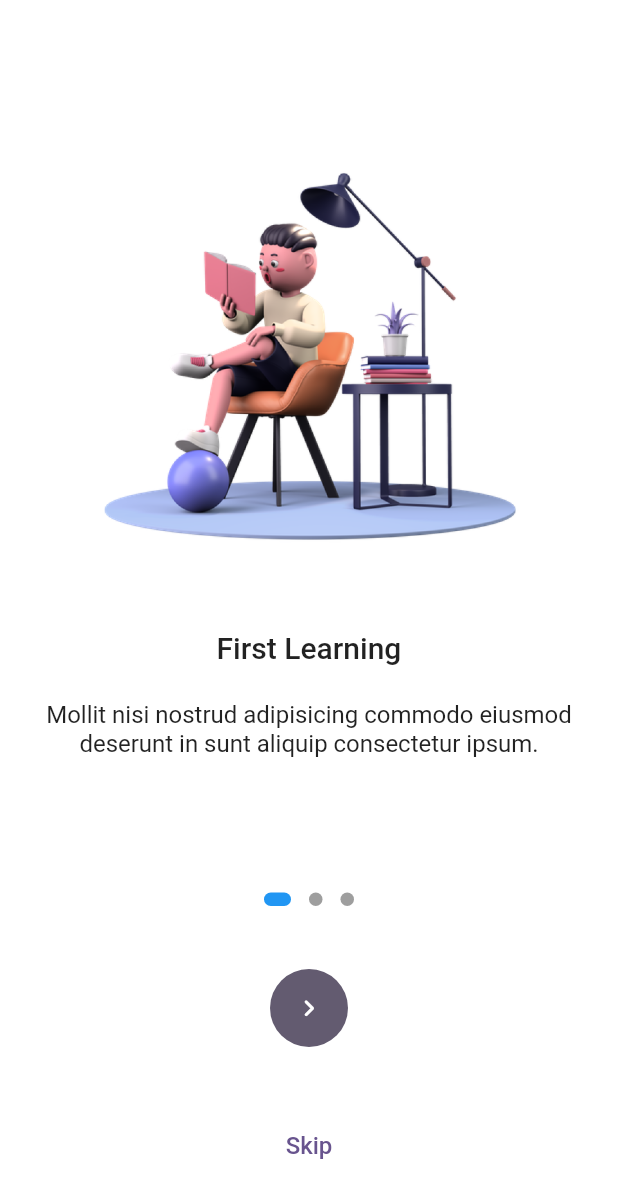
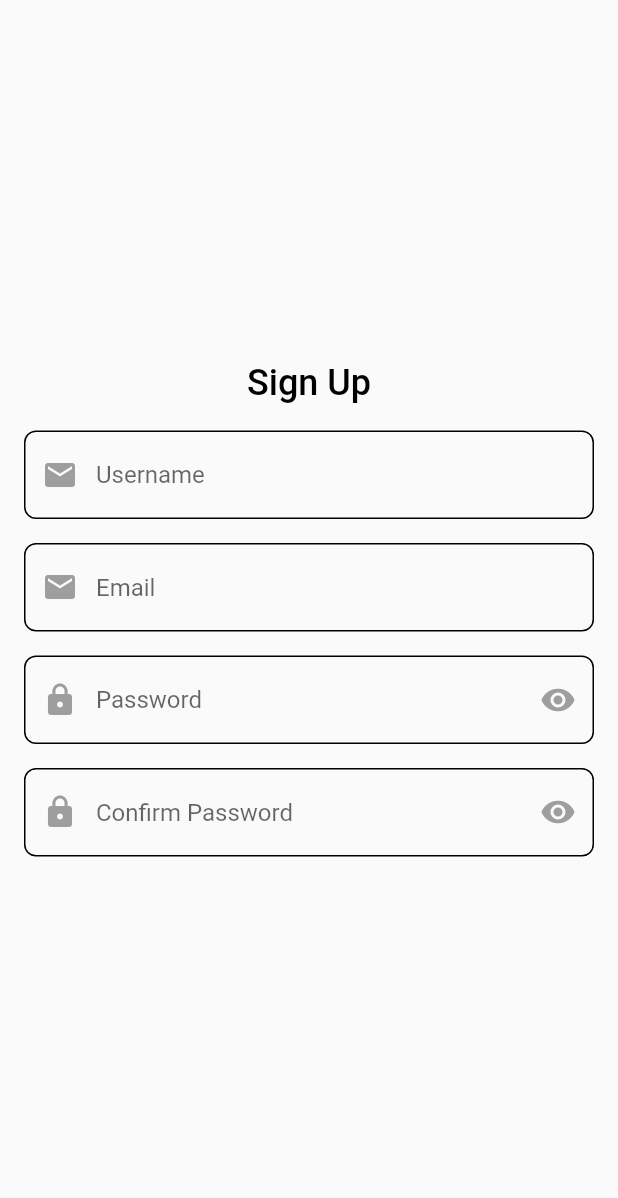
Before and after one commit to ritikprajapat/Flutter_Bloc_Learning_App, a Flutter app: the screen it shows after launch, on a phone screen of 412 x 824 dp. Shown: the top 1198 px of the screen. Run offline on Flutter 3.47's test engine with Material 3 defaults, Android fonts, the phone set to English and light mode, and no system bars; drawn by our look-alikes of dots_indicator; our stand-ins replace bloc, cloud_firestore, flutter_bloc; accounts and stored records are empty; Roboto replaces fonts that are missing (Montserrat).

```diff
--- a/lib/main.dart
+++ b/lib/main.dart
@@ -1,33 +1,3 @@
-import 'package:flutter/material.dart';
-import 'package:flutter_bloc/flutter_bloc.dart';
-import 'package:flutter_screenutil/flutter_screenutil.dart';
+import 'src/app/app.dart';
 
-import 'src/modules/module.dart';
-
-void main() {
-  runApp(const MyApp());
-}
-
-class MyApp extends StatelessWidget {
-  const MyApp({super.key});
-
-  @override
-  Widget build(BuildContext context) {
-    return BlocProvider(
-      create: (context) => OnboardingBloc(),
-      child: ScreenUtilInit(
-        builder: (context, child) => MaterialApp(
-          title: 'Flutter Demo',
-          debugShowCheckedModeBanner: false,
-          theme: ThemeData(
-            colorScheme: ColorScheme.fromSeed(
-              seedColor: Colors.deepPurple,
-            ),
-            useMaterial3: false,
-          ),
-          home: SplashView(),
-        ),
-      ),
-    );
-  }
-}
+void main() => runApp(const App());
--- /dev/null
+++ b/lib/src/app/app.dart
@@ -0,0 +1,39 @@
+import 'package:flutter/material.dart';
+import 'package:flutter_bloc/flutter_bloc.dart';
+import 'package:learning_app/src/modules/auth/signup/view/sign_up_view.dart';
+
+import '../modules/module.dart';
+
+export 'package:flutter/material.dart';
+export 'package:flutter_bloc/flutter_bloc.dart';
+export '../modules/module.dart';
+export '../core/core.dart';
+
+class App extends StatelessWidget {
+  const App({super.key});
+
+  @override
+  Widget build(BuildContext context) {
+    return BlocProvider(
+      create: (context) => OnboardingBloc(),
+      child: MaterialApp(
+        title: 'Learning App',
+        debugShowCheckedModeBanner: false,
+        theme: ThemeData(
+          appBarTheme: AppBarTheme(
+            elevation: 0,
+            backgroundColor: Colors.white,
+          ),
+          colorScheme: ColorScheme.fromSeed(
+            seedColor: Colors.deepPurple,
+          ),
+          useMaterial3: false,
+        ),
+        home: SignUpView(),
+        routes: {
+          "loginView": (context) => LoginView(),
+        },
+      ),
+    );
+  }
+}
--- /dev/null
+++ b/lib/src/core/core.dart
@@ -0,0 +1,3 @@
+export 'utils/util.dart';
+export 'themes/theme.dart';
+export 'widgets/widget.dart';
--- a/lib/src/core/themes/app_styles.dart
+++ b/lib/src/core/themes/app_styles.dart
@@ -504,129 +504,129 @@ extension CustomStyles on TextTheme {
       );
 
   TextStyle get tsBlackRegular10 => TextStyle(
-        // color: AppColors.black,
+        color: Colors.black,
         fontFamily: AppTheme.fontFamily,
         fontWeight: FontWeight.w400,
         fontSize: 10,
       );
   TextStyle get tsBlackRegular12 => TextStyle(
-        // color: AppColors.black,
+        color: Colors.black,
         fontFamily: AppTheme.fontFamily,
         fontWeight: FontWeight.w400,
         fontSize: 12,
       );
   TextStyle get tsBlackRegular14 => TextStyle(
-        // color: AppColors.black,
+        color: Colors.black,
         fontFamily: AppTheme.fontFamily,
         fontWeight: FontWeight.w400,
         fontSize: 14,
       );
   TextStyle get tsBlackRegular16 => TextStyle(
-        // color: AppColors.black,
+        color: Colors.black,
         fontFamily: AppTheme.fontFamily,
         fontWeight: FontWeight.w400,
         fontSize: 16,
       );
   TextStyle get tsBlackRegular18 => TextStyle(
-        // color: AppColors.black,
+        color: Colors.black,
         fontFamily: AppTheme.fontFamily,
         fontWeight: FontWeight.w400,
         fontSize: 18,
       );
   TextStyle get tsBlackRegular20 => TextStyle(
-        // color: AppColors.black,
+        color: Colors.black,
         fontFamily: AppTheme.fontFamily,
         fontWeight: FontWeight.w400,
         fontSize: 20,
       );
   TextStyle get tsBlackRegular24 => TextStyle(
-        // color: AppColors.black,
+        color: Colors.black,
         fontFamily: AppTheme.fontFamily,
         fontWeight: FontWeight.w400,
         fontSize: 24,
       );
 
   TextStyle get tsBlackMedium10 => TextStyle(
-        // color: AppColors.black,
+        color: Colors.black,
         fontFamily: AppTheme.fontFamily,
         fontWeight: FontWeight.w500,
         fontSize: 10,
       );
   TextStyle get tsBlackMedium12 => TextStyle(
-        // color: AppColors.black,
+        color: Colors.black,
         fontFamily: AppTheme.fontFamily,
         fontWeight: FontWeight.w500,
         fontSize: 12,
       );
   TextStyle get tsBlackMedium14 => TextStyle(
-        // color: AppColors.black,
+        color: Colors.black,
         fontFamily: AppTheme.fontFamily,
         fontWeight: FontWeight.w500,
         fontSize: 14,
       );
   TextStyle get tsBlackMedium16 => TextStyle(
-        // color: AppColors.black,
+        color: Colors.black,
         fontFamily: AppTheme.fontFamily,
         fontWeight: FontWeight.w500,
         fontSize: 16,
       );
   TextStyle get tsBlackMedium18 => TextStyle(
-        // color: AppColors.black,
+        color: Colors.black,
         fontFamily: AppTheme.fontFamily,
         fontWeight: FontWeight.w500,
         fontSize: 18,
       );
   TextStyle get tsBlackMedium20 => TextStyle(
-        // color: AppColors.black,
+        color: Colors.black,
         fontFamily: AppTheme.fontFamily,
         fontWeight: FontWeight.w500,
         fontSize: 20,
       );
   TextStyle get tsBlackMedium24 => TextStyle(
-        // color: AppColors.black,
+        color: Colors.black,
         fontFamily: AppTheme.fontFamily,
         fontWeight: FontWeight.w500,
         fontSize: 24,
       );
 
   TextStyle get tsBlackSemiBold10 => TextStyle(
-        // color: AppColors.black,
+        color: Colors.black,
         fontFamily: AppTheme.fontFamily,
         fontWeight: FontWeight.w600,
         fontSize: 10,
       );
   TextStyle get tsBlackSemiBold12 => TextStyle(
-        // color: AppColors.black,
+        color: Colors.black,
         fontFamily: AppTheme.fontFamily,
         fontWeight: FontWeight.w600,
         fontSize: 12,
       );
   TextStyle get tsBlackSemiBold14 => TextStyle(
-        // color: AppColors.black,
+        color: Colors.black,
         fontFamily: AppTheme.fontFamily,
         fontWeight: FontWeight.w600,
         fontSize: 14,
       );
   TextStyle get tsBlackSemiBold16 => TextStyle(
-        // color: AppColors.black,
+        color: Colors.black,
         fontFamily: AppTheme.fontFamily,
         fontWeight: FontWeight.w600,
         fontSize: 16,
       );
   TextStyle get tsBlackSemiBold18 => TextStyle(
-        // color: AppColors.black,
+        color: Colors.black,
         fontFamily: AppTheme.fontFamily,
         fontWeight: FontWeight.w600,
         fontSize: 18,
       );
   TextStyle get tsBlackSemiBold20 => TextStyle(
-        // color: AppColors.black,
+        color: Colors.black,
         fontFamily: AppTheme.fontFamily,
         fontWeight: FontWeight.w600,
         fontSize: 20,
       );
   TextStyle get tsBlackSemiBold24 => TextStyle(
-        // color: AppColors.black,
+        color: Colors.black,
         fontFamily: AppTheme.fontFamily,
         fontWeight: FontWeight.w600,
         fontSize: 24,
@@ -1154,129 +1154,129 @@ class AppStyles {
   );
 
   static TextStyle tsBlackRegular10 = TextStyle(
-    // color: AppColors.black,
+    color: Colors.black,
     fontFamily: AppTheme.fontFamily,
     fontWeight: FontWeight.w400,
     fontSize: 10,
   );
   static TextStyle tsBlackRegular12 = TextStyle(
-    // color: AppColors.black,
+    color: Colors.black,
     fontFamily: AppTheme.fontFamily,
     fontWeight: FontWeight.w400,
     fontSize: 12,
   );
   static TextStyle tsBlackRegular14 = TextStyle(
-    // color: AppColors.black,
+    color: Colors.black,
     fontFamily: AppTheme.fontFamily,
     fontWeight: FontWeight.w400,
     fontSize: 14,
   );
   static TextStyle tsBlackRegular16 = TextStyle(
-    // color: AppColors.black,
+    color: Colors.black,
     fontFamily: AppTheme.fontFamily,
     fontWeight: FontWeight.w400,
     fontSize: 16,
   );
   static TextStyle tsBlackRegular18 = TextStyle(
-    // color: AppColors.black,
+    color: Colors.black,
     fontFamily: AppTheme.fontFamily,
     fontWeight: FontWeight.w400,
     fontSize: 18,
   );
   static TextStyle tsBlackRegular20 = TextStyle(
-    // color: AppColors.black,
+    color: Colors.black,
     fontFamily: AppTheme.fontFamily,
     fontWeight: FontWeight.w400,
     fontSize: 20,
   );
   static TextStyle tsBlackRegular24 = TextStyle(
-    // color: AppColors.black,
+    color: Colors.black,
     fontFamily: AppTheme.fontFamily,
     fontWeight: FontWeight.w400,
     fontSize: 24,
   );
 
   static TextStyle tsBlackMedium10 = TextStyle(
-    // color: AppColors.black,
+    color: Colors.black,
     fontFamily: AppTheme.fontFamily,
     fontWeight: FontWeight.w500,
     fontSize: 10,
   );
   static TextStyle tsBlackMedium12 = TextStyle(
-    // color: AppColors.black,
+    color: Colors.black,
     fontFamily: AppTheme.fontFamily,
     fontWeight: FontWeight.w500,
     fontSize: 12,
   );
   static TextStyle tsBlackMedium14 = TextStyle(
-    // color: AppColors.black,
+    color: Colors.black,
     fontFamily: AppTheme.fontFamily,
     fontWeight: FontWeight.w500,
     fontSize: 14,
   );
   static TextStyle tsBlackMedium16 = TextStyle(
-    // color: AppColors.black,
+    color: Colors.black,
     fontFamily: AppTheme.fontFamily,
     fontWeight: FontWeight.w500,
     fontSize: 16,
   );
   static TextStyle tsBlackMedium18 = TextStyle(
-    // color: AppColors.black,
+    color: Colors.black,
     fontFamily: AppTheme.fontFamily,
     fontWeight: FontWeight.w500,
     fontSize: 18,
   );
   static TextStyle tsBlackMedium20 = TextStyle(
-    // color: AppColors.black,
+    color: Colors.black,
     fontFamily: AppTheme.fontFamily,
     fontWeight: FontWeight.w500,
     fontSize: 20,
   );
   static TextStyle tsBlackMedium24 = TextStyle(
-    // color: AppColors.black,
+    color: Colors.black,
     fontFamily: AppTheme.fontFamily,
     fontWeight: FontWeight.w500,
     fontSize: 24,
   );
 
   static TextStyle tsBlackSemiBold10 = TextStyle(
-    // color: AppColors.black,
+    color: Colors.black,
     fontFamily: AppTheme.fontFamily,
     fontWeight: FontWeight.w600,
     fontSize: 10,
   );
   static TextStyle tsBlackSemiBold12 = TextStyle(
-    // color: AppColors.black,
+    color: Colors.black,
     fontFamily: AppTheme.fontFamily,
     fontWeight: FontWeight.w600,
     fontSize: 12,
   );
   static TextStyle tsBlackSemiBold14 = TextStyle(
-    // color: AppColors.black,
+    color: Colors.black,
     fontFamily: AppTheme.fontFamily,
     fontWeight: FontWeight.w600,
     fontSize: 14,
   );
   static TextStyle tsBlackSemiBold16 = TextStyle(
-    // color: AppColors.black,
+    color: Colors.black,
     fontFamily: AppTheme.fontFamily,
     fontWeight: FontWeight.w600,
     fontSize: 16,
   );
   static TextStyle tsBlackSemiBold18 = TextStyle(
-    // color: AppColors.black,
+    color: Colors.black,
     fontFamily: AppTheme.fontFamily,
     fontWeight: FontWeight.w600,
     fontSize: 18,
   );
   static TextStyle tsBlackSemiBold20 = TextStyle(
-    // color: AppColors.black,
+    color: Colors.black,
     fontFamily: AppTheme.fontFamily,
     fontWeight: FontWeight.w600,
     fontSize: 20,
   );
   static TextStyle tsBlackSemiBold24 = TextStyle(
-    // color: AppColors.black,
+    color: Colors.black,
     fontFamily: AppTheme.fontFamily,
     fontWeight: FontWeight.w600,
     fontSize: 24,
--- /dev/null
+++ b/lib/src/core/themes/theme.dart
@@ -0,0 +1,2 @@
+export 'app_styles.dart';
+export 'app_themes.dart';
--- a/lib/src/core/utils/app_images.dart
+++ b/lib/src/core/utils/app_images.dart
@@ -1,6 +1,10 @@
 class AppImages {
   static const String imageDir = "assets/images";
+  static const String iconDir = "assets/icons";
   static const String onboardingImage1 = "$imageDir/reading.png";
   static const String onboardingImage2 = "$imageDir/boy.png";
   static const String onboardingImage3 = "$imageDir/man.png";
+  static const String google = "$iconDir/google.png";
+  static const String facebook = "$iconDir/facebook.png";
+  static const String apple = "$iconDir/apple.png";
 }
--- /dev/null
+++ b/lib/src/core/utils/util.dart
@@ -0,0 +1 @@
+export 'app_images.dart';
--- /dev/null
+++ b/lib/src/core/widgets/common_text_field.dart
@@ -0,0 +1,116 @@
+import 'package:flutter/material.dart';
+import 'package:flutter/services.dart';
+
+import '../core.dart';
+
+class CommonTextField extends StatelessWidget {
+  final EdgeInsets? padding;
+  final TextEditingController? controller;
+  final String hintText;
+  final String? Function(String?)? validator;
+  final List<TextInputFormatter>? inputFormatters;
+  final TextInputType? keyboardType;
+  final Widget? suffixIcon;
+  final Widget? prefixIcon;
+  final bool? obscureText;
+  final int? maxLines;
+  final bool hasLabel;
+  final bool isDisabled;
+  final FocusNode? focusNode;
+  final Function(String?)? onChanged;
+  final bool? enabled;
+  final bool? autoFocus;
+  const CommonTextField({
+    Key? key,
+    this.padding,
+    this.controller,
+    required this.hintText,
+    this.validator,
+    this.inputFormatters,
+    this.keyboardType,
+    this.suffixIcon,
+    this.prefixIcon,
+    this.obscureText,
+    this.maxLines,
+    this.hasLabel = false,
+    this.isDisabled = false,
+    this.focusNode,
+    this.onChanged,
+    this.enabled,
+    this.autoFocus,
+  }) : super(key: key);
+
+  @override
+  Widget build(BuildContext context) {
+    return Padding(
+      padding: padding ?? EdgeInsets.only(bottom: 16),
+      child: Column(
+        crossAxisAlignment: CrossAxisAlignment.start,
+        children: [
+          if (hasLabel)
+            Text(
+              hintText,
+              // style: AppStyles.tsGreyRegular14,
+            ),
+          if (hasLabel) SizedBox(height: 4),
+          AbsorbPointer(
+            absorbing: isDisabled,
+            child: TextFormField(
+              controller: controller,
+              focusNode: focusNode,
+              validator: validator,
+              onChanged: onChanged,
+              inputFormatters: inputFormatters,
+              keyboardType: keyboardType,
+              obscureText: obscureText ?? false,
+              enabled: enabled,
+              autofocus: autoFocus ?? false,
+              autovalidateMode: AutovalidateMode.onUserInteraction,
+              style: Theme.of(context).textTheme.tsRegular16,
+              decoration: InputDecoration(
+                contentPadding: EdgeInsets.all(20),
+                filled: false,
+                fillColor: Colors.grey.withOpacity(.1),
+                hintText: hintText,
+                // hintStyle: AppStyles.tsGreyRegular14,
+                suffixIcon: suffixIcon,
+                prefixIcon: prefixIcon,
+                prefixIconColor: Colors.grey,
+                suffixIconColor: Colors.grey,
+                // errorStyle: AppStyles.tsGreyRegular12.copyWith(
+                //   color: Colors.danger.shade700,
+                // ),
+                border: OutlineInputBorder(),
+                enabledBorder: OutlineInputBorder(
+                  borderRadius: BorderRadius.circular(8),
+                  // borderSide: BorderSide.none,
+                ),
+                focusedBorder: OutlineInputBorder(
+                  borderRadius: BorderRadius.circular(8),
+                  borderSide: BorderSide(
+                    width: 2,
+                    // color: Colors.primary,
+                  ),
+                ),
+                focusedErrorBorder: OutlineInputBorder(
+                  borderRadius: BorderRadius.circular(8),
+                  borderSide: BorderSide(
+                    width: 2,
+                    // color: Colors.primary.shade700,
+                  ),
+                ),
+                errorBorder: OutlineInputBorder(
+                  borderRadius: BorderRadius.circular(8),
+                  borderSide: BorderSide(
+                    width: 2,
+                    // color: Colors.danger.shade700,
+                  ),
+                ),
+              ),
+            ),
+          ),
+        ],
+      ),
+    );
+  }
+}
--- /dev/null
+++ b/lib/src/core/widgets/widget.dart
@@ -0,0 +1,2 @@
+export 'common_filled_button.dart';
+export 'common_text_field.dart';
--- /dev/null
+++ b/lib/src/modules/auth/login/login_index.dart
@@ -0,0 +1 @@
+export 'view/login_view.dart';
--- /dev/null
+++ b/lib/src/modules/auth/signup/view/sign_up_view.dart
@@ -0,0 +1,56 @@
+import '../../../../app/app.dart';
+
+class SignUpView extends StatelessWidget {
+  const SignUpView({Key? key}) : super(key: key);
+
+  @override
+  Widget build(BuildContext context) {
+    return Scaffold(
+      body: SafeArea(
+        child: Container(
+          alignment: Alignment.center,
+          padding: EdgeInsets.all(16),
+          child: Column(
+            mainAxisAlignment: MainAxisAlignment.center,
+            children: [
+              Text(
+                'Sign Up',
+                style: AppStyles.tsBlackMedium24,
+              ),
+              SizedBox(height: 18),
+              CommonTextField(
+                hintText: 'Username',
+                prefixIcon: Icon(Icons.email),
+              ),
+              CommonTextField(
+                hintText: 'Email',
+                prefixIcon: Icon(Icons.email),
+              ),
+              CommonTextField(
+                hintText: 'Password',
+                prefixIcon: Icon(Icons.lock),
+                suffixIcon: IconButton(
+                  onPressed: () {},
+                  icon: Icon(
+                    Icons.remove_red_eye,
+                  ),
+                ),
+              ),
+              CommonTextField(
+                hintText: 'Confirm Password',
+                prefixIcon: Icon(Icons.lock),
+                suffixIcon: IconButton(
+                  onPressed: () {},
+                  icon: Icon(
+                    Icons.remove_red_eye,
+                  ),
+                ),
+                padding: EdgeInsets.only(bottom: 12),
+              ),
+            ],
+          ),
+        ),
+      ),
+    );
+  }
+}
--- a/lib/src/modules/module.dart
+++ b/lib/src/modules/module.dart
@@ -1,3 +1,4 @@
 export 'home/home_index.dart';
 export 'onboarding/onboarding_index.dart';
 export 'splash/splash_index.dart';
+export 'auth/login/login_index.dart';
--- a/lib/src/modules/onboarding/view/onboarding_view.dart
+++ b/lib/src/modules/onboarding/view/onboarding_view.dart
@@ -1,11 +1,5 @@
 import 'package:dots_indicator/dots_indicator.dart';
-import 'package:flutter/material.dart';
-import 'package:flutter_bloc/flutter_bloc.dart';
-import 'package:learning_app/src/core/utils/app_images.dart';
-import 'package:learning_app/src/modules/home/view/home_view.dart';
-import 'package:learning_app/src/modules/onboarding/bloc/onboarding_bloc.dart';
-
-import '../../../core/themes/app_styles.dart';
+import 'package:learning_app/src/app/app.dart';
 
 class OnBoardingView extends StatefulWidget {
   const OnBoardingView({Key? key}) : super(key: key);
@@ -29,11 +23,7 @@ class _OnBoardingViewState extends State<OnBoardingView> {
   }
 
   void navigateToSignin() {
-    Navigator.of(context).push(
-      MaterialPageRoute(
-        builder: (context) => HomeView(),
-      ),
-    );
+    Navigator.of(context).pushNamedAndRemoveUntil("loginView", (route) => false);
   }
 
   @override
@@ -42,7 +32,9 @@ class _OnBoardingViewState extends State<OnBoardingView> {
       backgroundColor: Theme.of(context).cardColor,
       body: BlocBuilder<OnboardingBloc, OnboardingState>(
         builder: (context, state) {
-          return Column(
+          return Container(
+            padding: EdgeInsets.all(16),
+            child: Column(
               crossAxisAlignment: CrossAxisAlignment.center,
               children: [
                 Expanded(
@@ -102,13 +94,9 @@ class _OnBoardingViewState extends State<OnBoardingView> {
                 ),
                 SizedBox(height: 36),
                 if (state.page == contents.length - 1)
-                Container(
-                  height: 52,
-                  width: 250,
-                  child: ElevatedButton(
+                  CommonFilledButton(
                     onPressed: navigateToSignin,
-                    child: Text('Get Started'),
-                  ),
+                    label: 'Get Started',
                   )
                 else
                   SizedBox(
@@ -133,6 +121,7 @@ class _OnBoardingViewState extends State<OnBoardingView> {
                 ),
                 SizedBox(height: 36),
               ],
+            ),
           );
         },
       ),
--- a/pubspec.yaml
+++ b/pubspec.yaml
@@ -35,7 +35,6 @@ dependencies:
   # Use with the CupertinoIcons class for iOS style icons.
   cupertino_icons: ^1.0.6
   flutter_bloc: ^8.1.3
-  flutter_screenutil:
   dots_indicator: ^3.0.0
   intl: ^0.19.0
   cloud_firestore: ^4.14.0
```
Also changed, not shown: lib/src/core/widgets/common_filled_button.dart (added, +68 -0 lines), lib/src/core/widgets/common_outlined_button.dart (added, +60 -0 lines), lib/src/modules/auth/login/view/login_view.dart (added, +104 -0 lines), lib/src/modules/splash/view/splash_view.dart (+11 -0 lines), lib/src/modules/auth/signup/sign_up_index.dart (added), pubspec.lock. Lines whose indentation alone changed are shown as unchanged.
